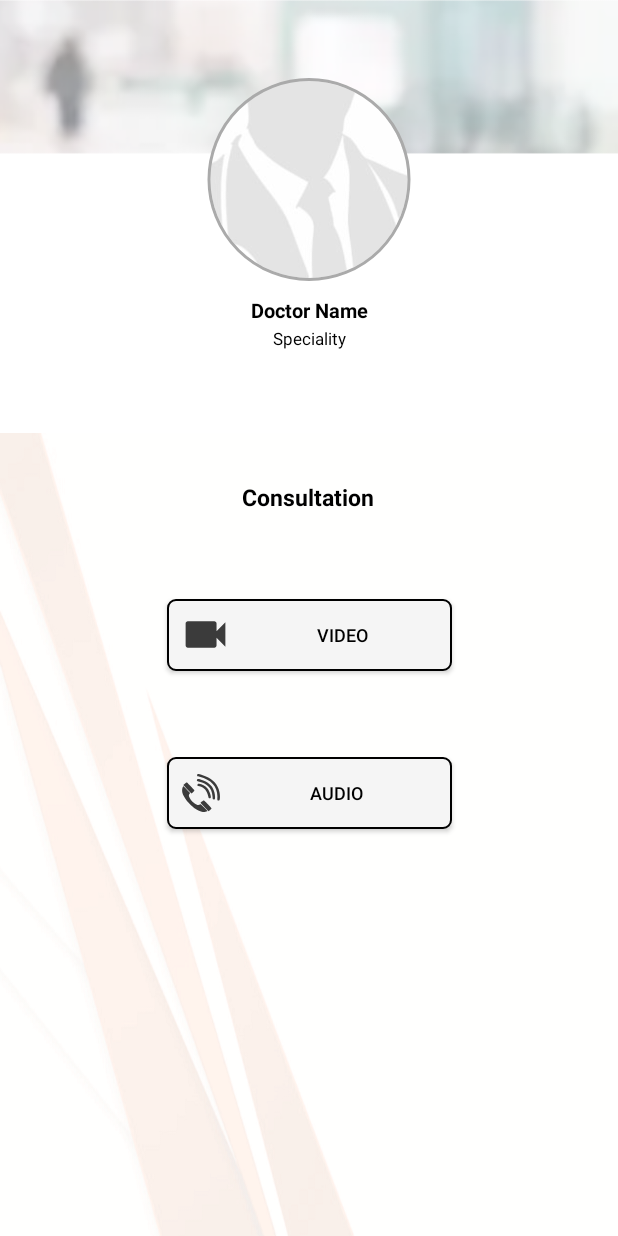
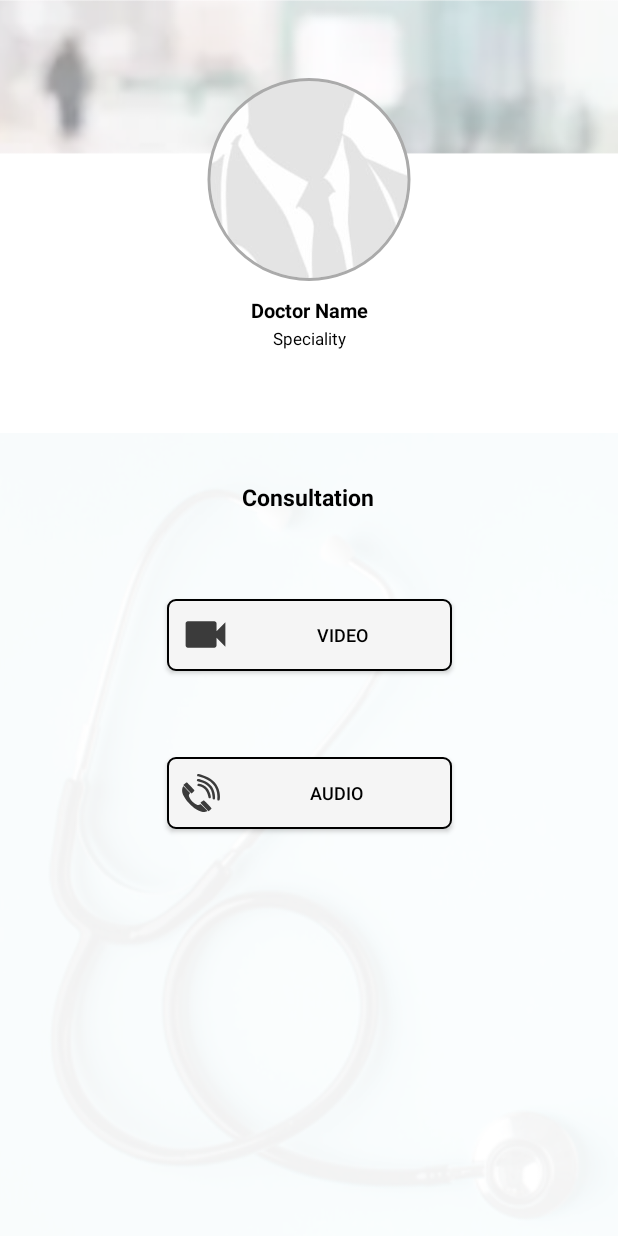
Before and after one commit to WebdocTech/WebdocOnlineDoctor, an Android app: the layout fragment_doctor_consult.xml on its own in the app's theme, with its tools: preview values and no code run, on a phone screen of 412 x 824 dp. Run offline under Robolectric (Android 15) with nearby library versions, the phone set to English and light mode, and no system bars; network calls fail.

Commit message:
doctor background updated

```diff
--- a/app/src/main/java/com/wmalick/webdocandroidlibrary/MainActivity.java
+++ b/app/src/main/java/com/wmalick/webdocandroidlibrary/MainActivity.java
@@ -25,7 +25,7 @@ public class MainActivity extends AppCompatActivity {
         btnWOD.setOnClickListener(new View.OnClickListener() {
             @Override
             public void onClick(View view) {
-                Initiate_sdk initiate_sdk = new Initiate_sdk(MainActivity.this, "03165121519", "Alfa");
+                Initiate_sdk initiate_sdk = new Initiate_sdk(MainActivity.this, "+923165121519", "Alfa");
                 /*startActivity(new Intent(MainActivity.this, VideoCallScreenActivity.class));*/
 
 
--- a/webdoc-library/src/main/java/com/wmalick/webdoc_library/Dashboard/Fragments/ConsultDoctorFragments/DoctorConsult/DoctorConsultActivity.java
+++ b/webdoc-library/src/main/java/com/wmalick/webdoc_library/Dashboard/Fragments/ConsultDoctorFragments/DoctorConsult/DoctorConsultActivity.java
@@ -70,6 +70,9 @@ public class DoctorConsultActivity extends BaseActivity {
     public void forwardToAudioRoom() {
         if((!(Integer.parseInt(Global.getCustomerDataApiResponse.getGetcustomerDataResult().getCustomerData().getFreecall()) <1))
         || (!Global.getCustomerDataApiResponse.getGetcustomerDataResult().getCustomerData().getPackageSubscribed().equalsIgnoreCase("none"))){
+
+            Global.utils.startMediaPlayer(DoctorConsultActivity.this, R.raw.dialing_tone);
+
             JSONObject params = new JSONObject();
             try {
                 params.put("to", token);
@@ -164,7 +167,6 @@ public class DoctorConsultActivity extends BaseActivity {
                                 new PrettyDialogCallback() {
                                     @Override
                                     public void onClick() {
-                                        Global.utils.startMediaPlayer(DoctorConsultActivity.this, R.raw.dialing_tone);
                                         forwardToAudioRoom();
                                         pDialog.dismiss();
                                     }
--- a/webdoc-library/src/main/res/layout/fragment_doctor_consult.xml
+++ b/webdoc-library/src/main/res/layout/fragment_doctor_consult.xml
@@ -116,7 +116,7 @@
                 android:id="@+id/ConstraintMain"
                 android:layout_width="0dp"
                 android:layout_height="0dp"
-                android:background="@drawable/qa_background"
+                android:background="@drawable/profile_background"
                 app:layout_constraintBottom_toBottomOf="parent"
                 app:layout_constraintEnd_toEndOf="parent"
                 app:layout_constraintStart_toStartOf="parent"
```
Also changed, not shown: webdoc-library/src/main/res/drawable/qa_background.png (deleted).
